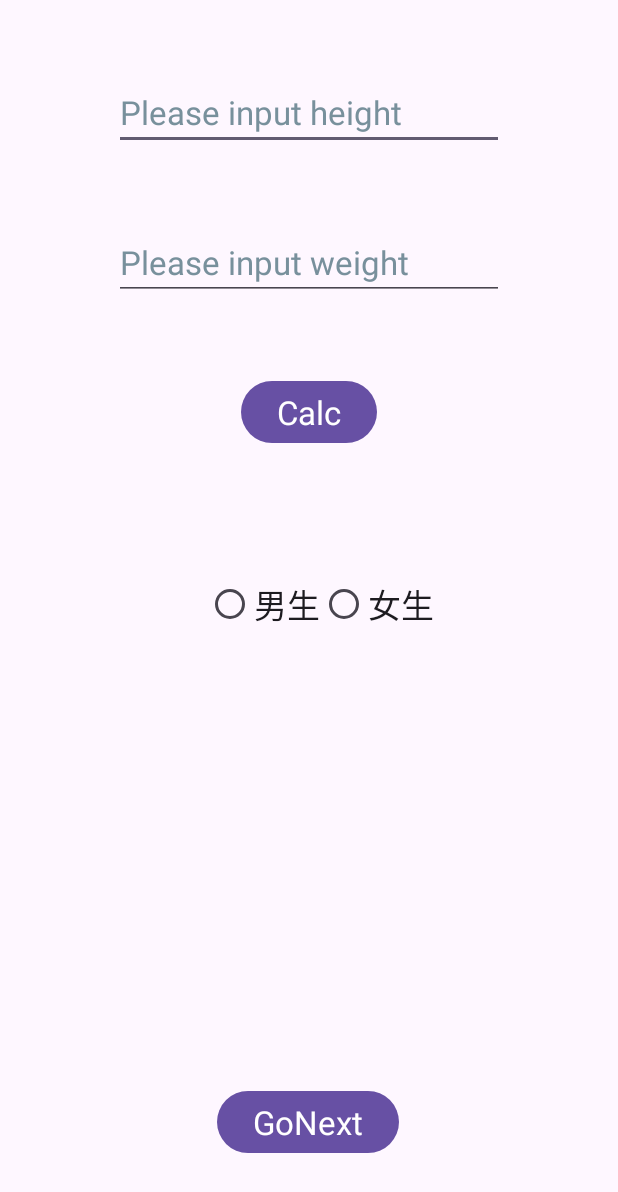
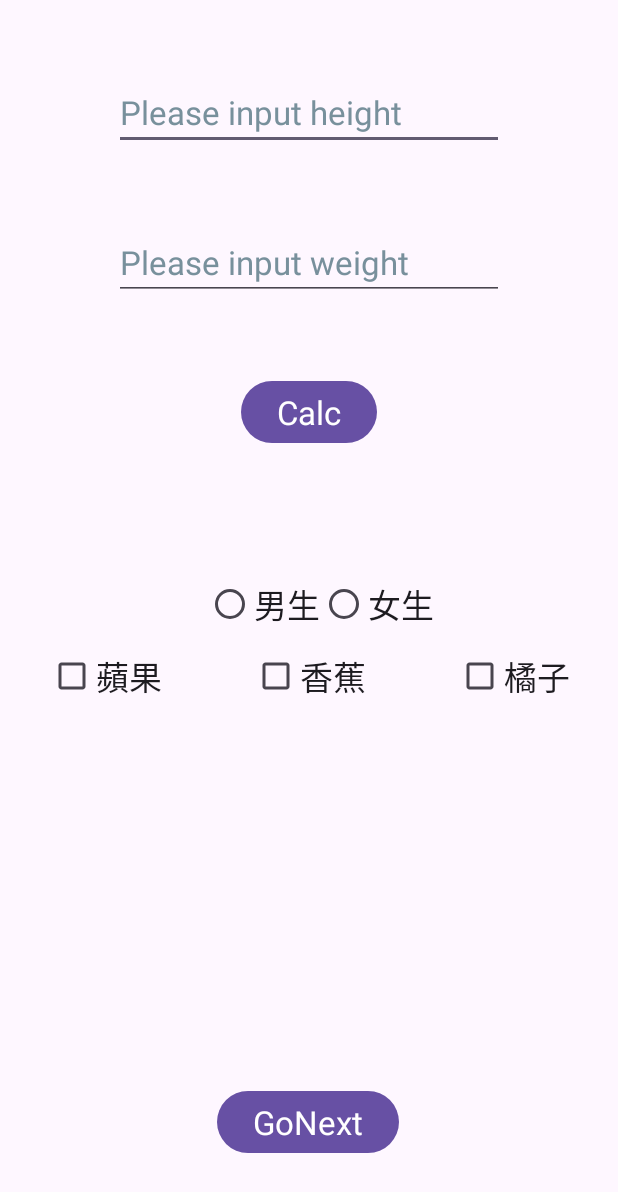
Before and after one commit to 111b13929/MyBMI_LIN, an Android app: the screen it shows after launch (MainActivity), on a phone screen of 412 x 824 dp. Shown: the top 1192 px of the screen. Run offline under Robolectric (Android 15) with nearby library versions, the phone set to English and light mode, and no system bars.

```diff
--- a/app/src/main/java/com/example/mybmi/MainActivity.java
+++ b/app/src/main/java/com/example/mybmi/MainActivity.java
@@ -3,6 +3,8 @@ package com.example.mybmi;
 import android.content.Intent;
 import android.os.Bundle;
 import android.view.View;
+import android.widget.CheckBox;
+import android.widget.CompoundButton;
 import android.widget.EditText;
 import android.widget.RadioButton;
 import android.widget.RadioGroup;
@@ -20,24 +22,58 @@ public class MainActivity extends AppCompatActivity {
     private RadioGroup rgSex;
     private RadioButton rbMale;
     private RadioButton rbFemale;
+    private CheckBox apple;
+    private CheckBox banana;
+    private CheckBox orange;
     @Override
     protected void onCreate(Bundle savedInstanceState) {
         super.onCreate(savedInstanceState);
         setContentView(R.layout.activity_main);
         findViews();
 
-        rgSex.setOnCheckedChangeListener(new RadioGroup.OnCheckedChangeListener() {
+        rgSex.setOnCheckedChangeListener((group, checkedId) -> {
+            if (checkedId == R.id.rbMale){
+                show.setText("我是男生");
+            }
+            else if (checkedId == R.id.rbFemale){
+                show.setText("我是女生");
+            }
+        });
+        apple.setOnCheckedChangeListener(new CompoundButton.OnCheckedChangeListener() {
             @Override
-            public void onCheckedChanged(RadioGroup group, int checkedId) {
-                if (checkedId == R.id.rbMale){
-                    show.setText("我是男生");
-                }
-                else if (checkedId == R.id.rbFemale){
-                    show.setText("我是女生");
-                }
+            public void onCheckedChanged(CompoundButton buttonView, boolean isChecked) {
+                getFruits();
+
+            }
+        });
+        banana.setOnCheckedChangeListener(new CompoundButton.OnCheckedChangeListener() {
+            @Override
+            public void onCheckedChanged(CompoundButton buttonView, boolean isChecked) {
+                getFruits();
+            }
+        });
+        orange.setOnCheckedChangeListener(new CompoundButton.OnCheckedChangeListener() {
+            @Override
+            public void onCheckedChanged(CompoundButton buttonView, boolean isChecked) {
+                getFruits();
             }
         });
 
+
+    }
+
+    private void getFruits() {
+        String msg ="";
+        if (apple.isChecked()){
+            msg += "蘋果";
+        }
+        if (banana.isChecked()){
+            msg += "香蕉";
+        }
+        if (orange.isChecked()){
+            msg += "橘子";
+        }
+        show.setText("我喜歡吃" + msg);
     }
 
     public void calcBMI(View view){
@@ -65,6 +101,9 @@ public class MainActivity extends AppCompatActivity {
         rgSex = findViewById(R.id.rgSex);
         rbMale = findViewById(R.id.rbMale);
         rbFemale = findViewById(R.id.rbFemale);
+        apple = findViewById(R.id.cbApple);
+        banana = findViewById(R.id.cbBanana);
+        orange = findViewById(R.id.cbOrange);
     }
 
     public void GoNext(View view) {
--- a/app/src/main/res/layout/activity_main.xml
+++ b/app/src/main/res/layout/activity_main.xml
@@ -100,4 +100,34 @@
 
     </RadioGroup>
 
+    <CheckBox
+        android:id="@+id/cbApple"
+        android:layout_width="wrap_content"
+        android:layout_height="wrap_content"
+        android:layout_marginStart="32dp"
+        android:text="蘋果"
+        android:textAppearance="@style/TextAppearance.AppCompat.Large"
+        app:layout_constraintStart_toStartOf="parent"
+        app:layout_constraintTop_toTopOf="@+id/cbBanana" />
+
+    <CheckBox
+        android:id="@+id/cbBanana"
+        android:layout_width="wrap_content"
+        android:layout_height="wrap_content"
+        android:text="香蕉"
+        android:textAppearance="@style/TextAppearance.AppCompat.Large"
+        app:layout_constraintEnd_toStartOf="@+id/cbOrange"
+        app:layout_constraintStart_toEndOf="@+id/cbApple"
+        app:layout_constraintTop_toBottomOf="@+id/rgSex" />
+
+    <CheckBox
+        android:id="@+id/cbOrange"
+        android:layout_width="wrap_content"
+        android:layout_height="wrap_content"
+        android:layout_marginEnd="32dp"
+        android:text="橘子"
+        android:textAppearance="@style/TextAppearance.AppCompat.Large"
+        app:layout_constraintEnd_toEndOf="parent"
+        app:layout_constraintTop_toTopOf="@+id/cbBanana" />
+
 </androidx.constraintlayout.widget.ConstraintLayout>
```
